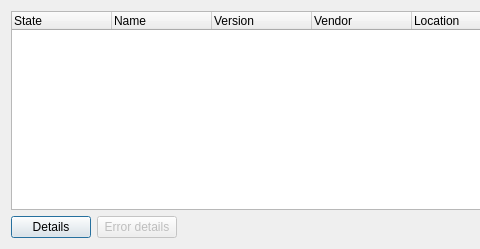
Above: code/nel/tools/3d/object_viewer_qt/src/extension_system/plugin_view.ui from ryzom/ryzomcore before the change; both pictures show x 0 to 480 and y 0 to 249 of the 691 by 249 pixel window. Below: the same form after it.
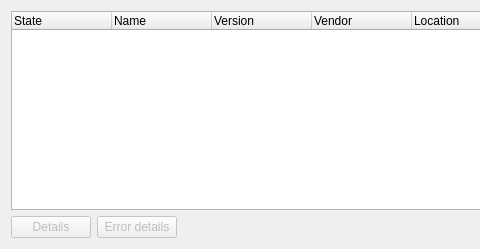
That is the form after the change.

Commit message: Added: #1206 Added plugin view dialog. And if there are errors while loading plugin displays a diagnostic message.

Diff of the .ui file:
```diff
--- a/code/nel/tools/3d/object_viewer_qt/src/extension_system/plugin_view.ui
+++ b/code/nel/tools/3d/object_viewer_qt/src/extension_system/plugin_view.ui
@@ -48,6 +48,9 @@
    </item>
    <item row="1" column="0">
     <widget class="QPushButton" name="detailsPushButton">
+     <property name="enabled">
+      <bool>false</bool>
+     </property>
      <property name="text">
       <string>Details</string>
      </property>
```
Left out of the diff: 27 changed lines with no effect on the pictures. The commit also changes 7 other files.
